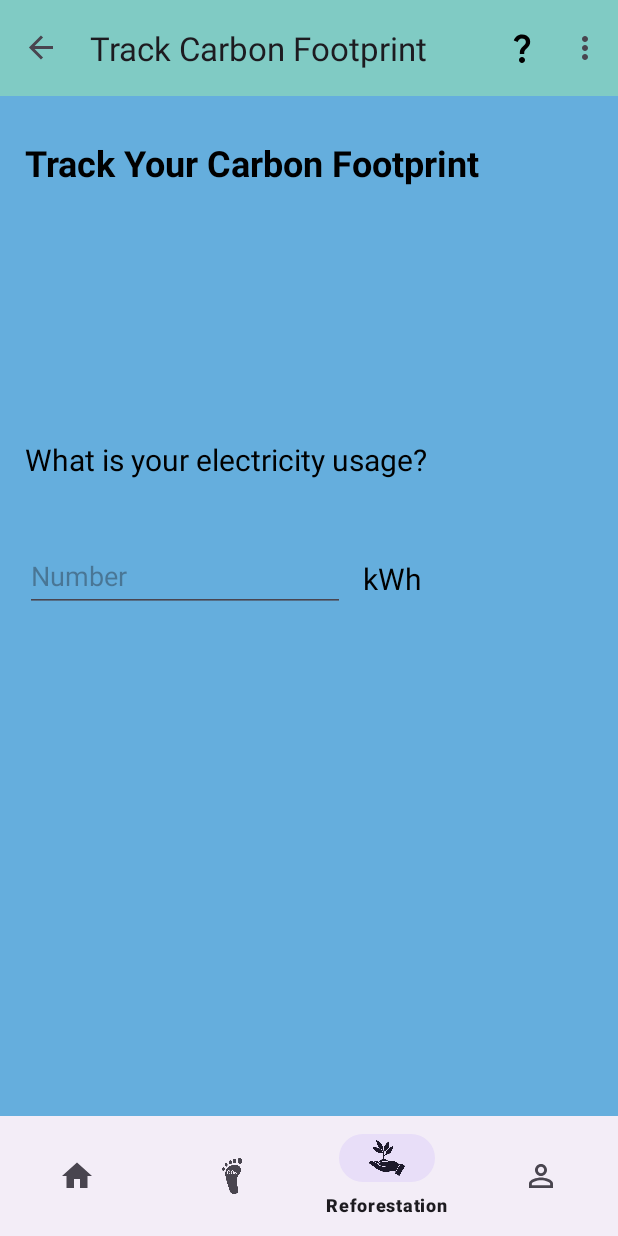
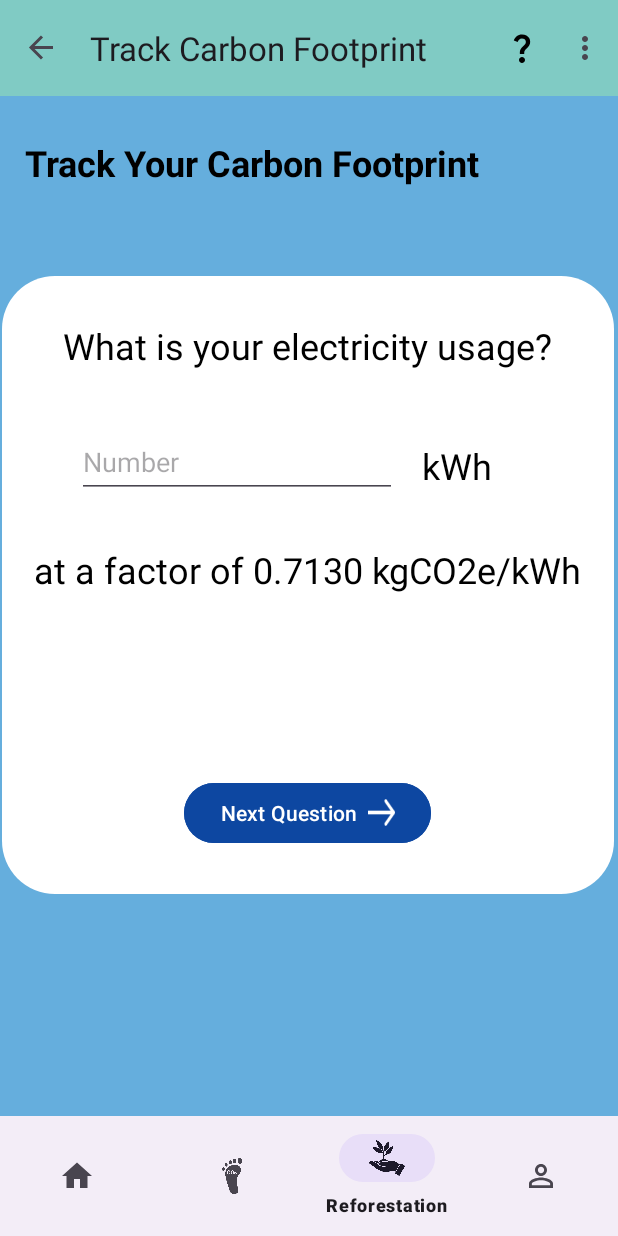
Before and after one commit to dominicchong/MADApp, an Android app: the TrackCarbonFootprintFragment screen opened through its navigation route, on a phone screen of 412 x 824 dp. Run offline under Robolectric (Android 15) with nearby library versions, the phone set to English and light mode, and no system bars; our stand-ins replace navigation-ui.

Commit message:
make the Carbon FootprintHome have the hamburger icon, edit track carbon footprint layout and add a drawable file and and image

```diff
--- a/app/src/main/java/com/example/madapp/MainActivity.java
+++ b/app/src/main/java/com/example/madapp/MainActivity.java
@@ -48,7 +48,7 @@ public class MainActivity extends AppCompatActivity {
         NavigationUI.setupActionBarWithNavController(this,navController,appBarConfiguration); //this: Typically, in an activity, this refers to the current activity context.
 
         //setDrawerLayout(drawerLayout): This is configuring the builder to work with a DrawerLayout. It means that if you have a drawer layout in your app, the configured destinations will show the hamburger icon in the Toolbar, indicating that there's a navigation drawer.
-        NavigationUI.setupWithNavController(toolbar, navController, new AppBarConfiguration.Builder(R.id.DestReforestation).setDrawerLayout(drawerLayout).build());
+        NavigationUI.setupWithNavController(toolbar, navController, new AppBarConfiguration.Builder(R.id.DestReforestation,R.id.DestHome).setDrawerLayout(drawerLayout).build());
         //only write the home and about app so that top level destination will show hamburger icon, and other fragment show up hbutton
 
 
--- /dev/null
+++ b/app/src/main/res/drawable/rounded_frame_background.xml
@@ -0,0 +1,5 @@
+<?xml version="1.0" encoding="utf-8"?>
+    <shape xmlns:android="http://schemas.android.com/apk/res/android">
+        <solid android:color="#FFFFFF" /> <!-- Background color -->
+        <corners android:radius="35dp" /> <!-- Corner radius in dp -->
+    </shape>
--- a/app/src/main/res/layout/fragment_carbonfootprint.xml
+++ b/app/src/main/res/layout/fragment_carbonfootprint.xml
@@ -24,41 +24,79 @@
         app:layout_constraintStart_toStartOf="parent"
         app:layout_constraintTop_toTopOf="parent" />
 
+    <FrameLayout
+        android:id="@+id/fragmentlayout"
+        android:layout_width="408dp"
+        android:layout_height="412dp"
+        android:layout_marginStart="1dp"
+        android:layout_marginEnd="1dp"
+        android:layout_marginBottom="148dp"
+        android:background="@drawable/rounded_frame_background"
+        app:layout_constraintBottom_toBottomOf="parent"
+        app:layout_constraintEnd_toEndOf="parent"
+        app:layout_constraintHorizontal_bias="0.0"
+        app:layout_constraintStart_toStartOf="parent">
+
         <TextView
-        android:id="@+id/TVQuestion1"
+            android:id="@+id/TVUnit2"
+            android:layout_width="102dp"
+            android:layout_height="33dp"
+            android:layout_gravity="top"
+            android:layout_marginStart="280dp"
+            android:layout_marginTop="110dp"
+            android:text="kWh"
+            android:textColor="#000000"
+            android:textSize="24sp"
+            app:layout_constraintStart_toEndOf="@+id/editTextText2"
+            app:layout_constraintTop_toBottomOf="@+id/TVQuestion1" />
+
+        <EditText
+            android:id="@+id/editTextText"
             android:layout_width="wrap_content"
             android:layout_height="wrap_content"
-        android:layout_marginTop="168dp"
-        android:text="What is your electricity usage?"
-        android:textColor="#000000"
-        android:textSize="20sp"
-        app:layout_constraintEnd_toEndOf="parent"
-        app:layout_constraintHorizontal_bias="0.0"
-        app:layout_constraintStart_toStartOf="@+id/TVTitleTrackCF"
-        app:layout_constraintTop_toBottomOf="@+id/TVTitleTrackCF" />
-
-    <EditText
-        android:id="@+id/editTextText2"
-        android:layout_width="wrap_content"
-        android:layout_height="wrap_content"
-        android:layout_marginTop="40dp"
+            android:layout_gravity="top"
+            android:layout_marginStart="50dp"
+            android:layout_marginTop="100dp"
             android:ems="10"
             android:hint="Number"
             android:inputType="text"
             android:minHeight="48dp"
-        app:layout_constraintStart_toStartOf="@+id/TVQuestion1"
-        app:layout_constraintTop_toBottomOf="@+id/TVQuestion1" />
+            app:layout_constraintStart_toStartOf="@id/TVQuestion"
+            app:layout_constraintTop_toBottomOf="@id/TVQuestion" />
 
         <TextView
-        android:id="@+id/TVUnit"
-        android:layout_width="142dp"
-        android:layout_height="33dp"
-        android:layout_marginStart="12dp"
-        android:layout_marginTop="52dp"
-        android:text="kWh"
+            android:id="@+id/TVQuestion"
+            android:layout_width="wrap_content"
+            android:layout_height="wrap_content"
+            android:layout_gravity="center|top|center_vertical"
+            android:layout_marginTop="30dp"
+            android:text="What is your electricity usage?"
             android:textColor="#000000"
-        android:textSize="20sp"
-        app:layout_constraintStart_toEndOf="@+id/editTextText2"
-        app:layout_constraintTop_toBottomOf="@+id/TVQuestion1" />
+            android:textSize="24sp"
+            app:layout_constraintEnd_toEndOf="parent"
+            app:layout_constraintStart_toStartOf="parent"
+            app:layout_constraintTop_toBottomOf="parent" />
+
+        <Button
+            android:id="@+id/BtnNextQuestion"
+            android:layout_width="wrap_content"
+            android:layout_height="wrap_content"
+            android:layout_gravity="bottom|center"
+            android:layout_marginBottom="30dp"
+            android:backgroundTint="@color/blue_900"
+            android:text="Next Question"
+            app:icon="@drawable/next"
+            app:iconGravity="end" />
+
+        <TextView
+            android:id="@+id/TVQuestionSentence"
+            android:layout_width="wrap_content"
+            android:layout_height="wrap_content"
+            android:layout_gravity="bottom|center"
+            android:layout_marginBottom="200dp"
+            android:text="at a factor of 0.7130 kgCO2e/kWh"
+            android:textColor="#000000"
+            android:textSize="24sp" />
+    </FrameLayout>
 
 </androidx.constraintlayout.widget.ConstraintLayout>
```
Also changed, not shown: app/src/main/res/drawable/next.png (added). Lines whose indentation alone changed are shown as unchanged.
